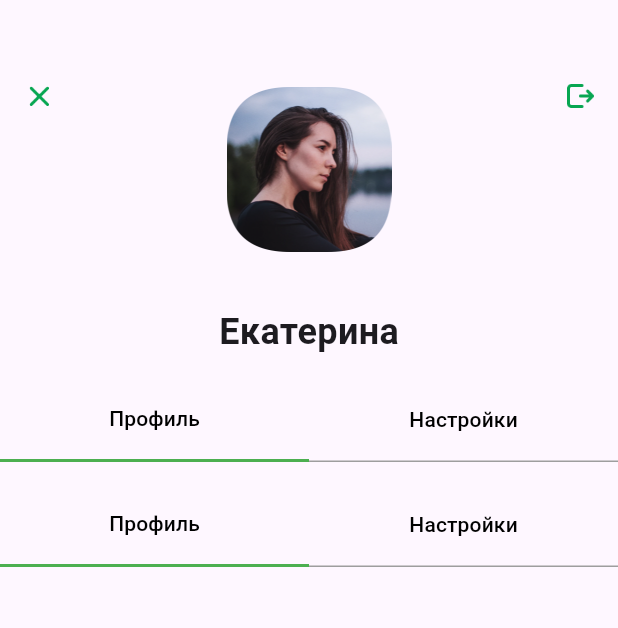
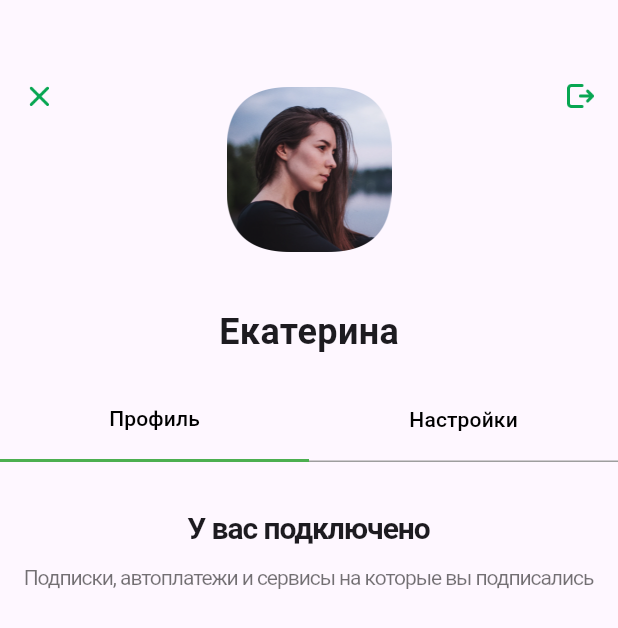
Before and after one commit to zavyalov-daniil/zavialov-flutter-1, a Flutter app: the screen it shows after launch, on a phone screen of 412 x 824 dp. Shown: the top 628 px of the screen. Run offline on Flutter 3.47's test engine with Material 3 defaults, Android fonts, the phone set to English and light mode, and no system bars; Roboto replaces fonts that are missing (SF Pro Display).

Commit message:
[+] add subscription info

```diff
--- a/lib/app_bar/app_bar_buttons.dart
+++ b/lib/app_bar/app_bar_buttons.dart
@@ -1,4 +1,3 @@
-import 'package:flutter/cupertino.dart';
 import 'package:flutter/material.dart';
 
 Widget appBarButtons(BuildContext context) {
--- a/lib/main.dart
+++ b/lib/main.dart
@@ -1,6 +1,6 @@
 import 'package:flutter/material.dart';
-import 'app_bar/app_bar_top.dart';
 import 'app_bar/custom_app_bar.dart';
+import 'subscriptions/subscriptions.dart';
 
 void main() {
   runApp(const MyApp());
@@ -31,57 +31,8 @@ class MyHomePage extends StatelessWidget {
     return Scaffold(
       body: ListView(
         children: <Widget>[
-          const CustomAppBar(),
-          Padding(
-            padding: const EdgeInsets.only(top: 14),
-            child: SizedBox(
-              height: 56,
-              width: MediaQuery.of(context).size.width,
-              child: Container(
-                child: Row(
-                  crossAxisAlignment: CrossAxisAlignment.stretch,
-                  children: <Widget>[
-                    Expanded(
-                      child: Container(
-                        decoration: const BoxDecoration(
-                          border: Border(
-                            bottom: BorderSide(width: 2, color: Colors.green),
-                          ),
-                        ),
-                        child: TextButton(
-                          onPressed: () {
-                            //
-                          },
-                          child: const Text(
-                            'Профиль',
-                            style: TextStyle(color: Colors.black),
-                          ),
-                        ),
-                      ),
-                    ),
-                    Expanded(
-                      child: Container(
-                        decoration: const BoxDecoration(
-                          border: Border(
-                            bottom: BorderSide(width: 1, color: Colors.grey),
-                          ),
-                        ),
-                        child: TextButton(
-                          onPressed: () {
-                            //
-                          },
-                          child: const Text(
-                            'Настройки',
-                            style: TextStyle(color: Colors.black),
-                          ),
-                        ),
-                      ),
-                    ),
-                  ],
-                ),
-              ),
-            ),
-          ),
+          CustomAppBar(),
+          subscriptions(context),
         ],
       ),
     );
--- /dev/null
+++ b/lib/subscriptions/subscriptions.dart
@@ -0,0 +1,28 @@
+import 'package:flutter/cupertino.dart';
+
+Widget subscriptions(BuildContext context) {
+  return const Padding(
+      padding: EdgeInsets.only(left: 16, top: 30, bottom: 20, right: 16),
+      child: Column(
+        children: [
+          Text('У вас подключено',
+              style: TextStyle(
+                  fontSize: 20,
+                  fontWeight: FontWeight.w700,
+                  fontFamily: "SF Pro Display",
+                  letterSpacing: -0.7,
+                )
+          ),
+          SizedBox(height: 8),
+          Text('Подписки, автоплатежи и сервисы на которые вы подписались',
+              style: TextStyle(
+                  fontSize: 14,
+                  color: Color(0x8C000000),
+                  fontFamily: "SF Pro Display",
+                  letterSpacing: -0.7,
+                  )
+          ),
+        ],
+      )
+  );
+}
```
